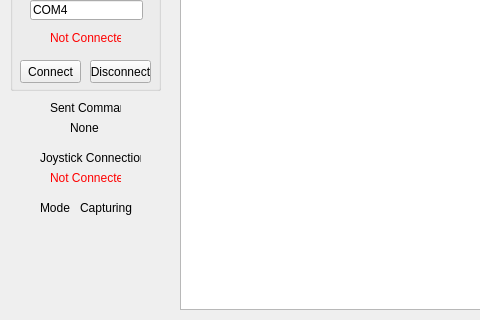
youssefMagdy29/ROV-15, file ROV15/mainwindow.ui: the form before one commit; both pictures show x 0 to 480 and y 190 to 510 of the 840 by 510 pixel window.
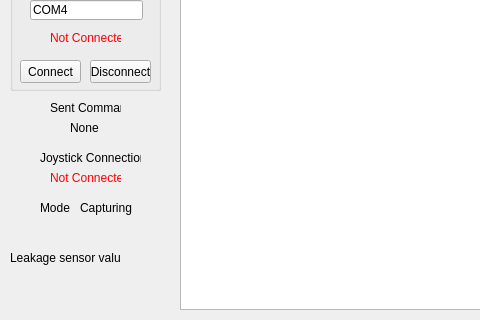
The form after the commit.

Commit message: adding leakage sensor

Diff of the .ui file:
```diff
--- a/ROV15/mainwindow.ui
+++ b/ROV15/mainwindow.ui
@@ -220,6 +220,35 @@
      <string>Capturing</string>
     </property>
    </widget>
+   <widget class="QLabel" name="labelLeakage">
+    <property name="geometry">
+     <rect>
+      <x>10</x>
+      <y>440</y>
+      <width>111</width>
+      <height>16</height>
+     </rect>
+    </property>
+    <property name="text">
+     <string>Leakage sensor value:</string>
+    </property>
+    <property name="alignment">
+     <set>Qt::AlignLeading|Qt::AlignLeft|Qt::AlignVCenter</set>
+    </property>
+   </widget>
+   <widget class="QLabel" name="valueLeakage">
+    <property name="geometry">
+     <rect>
+      <x>120</x>
+      <y>440</y>
+      <width>61</width>
+      <height>16</height>
+     </rect>
+    </property>
+    <property name="text">
+     <string/>
+    </property>
+   </widget>
   </widget>
  </widget>
  <layoutdefault spacing="6" margin="11"/>
```
The commit also changes 1 other file.
